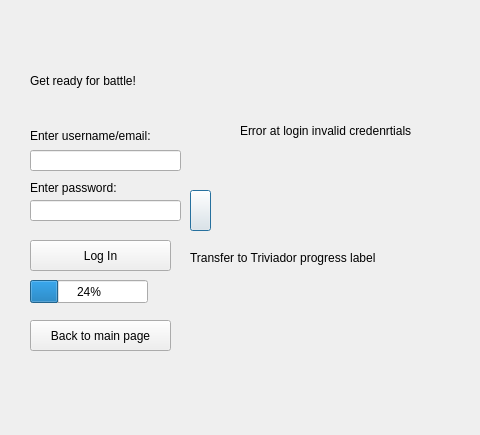
First picture: the form in Triviador/Triviador/Login.ui, repository AndreiAndreea/TriviadorMCpp, before the edit; both pictures show x 0 to 480 and y 0 to 435 of the 796 by 435 pixel window.
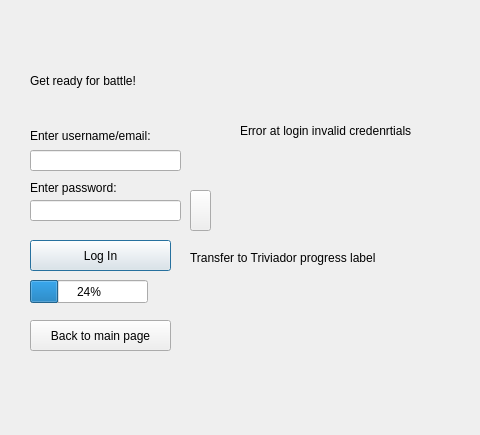
Second picture: the form after the edit.

Commit message: Added functionality for when the Connect button is pressed to check if the connection to the server is viable, if so a proper message will be shown. Added functionality for the connectButton, the submitAnswerButton, the loginPushButton, the singUpButton, the submitDataPushButton to be automatically triggered when Enter key is pressed. An user can only use one type of advantage at a time, the other one being disabled, when timer is up the advantages cant be selected anymore(implemented only for singleChoiceQ).

The edit to the form file:
```diff
--- a/Triviador/Triviador/Login.ui
+++ b/Triviador/Triviador/Login.ui
@@ -100,6 +100,9 @@
    <property name="text">
     <string>Log In</string>
    </property>
+   <property name="default">
+    <bool>true</bool>
+   </property>
   </widget>
   <widget class="QLabel" name="loginErrorLabel">
    <property name="geometry">
```
The commit also changes 6 other files.
